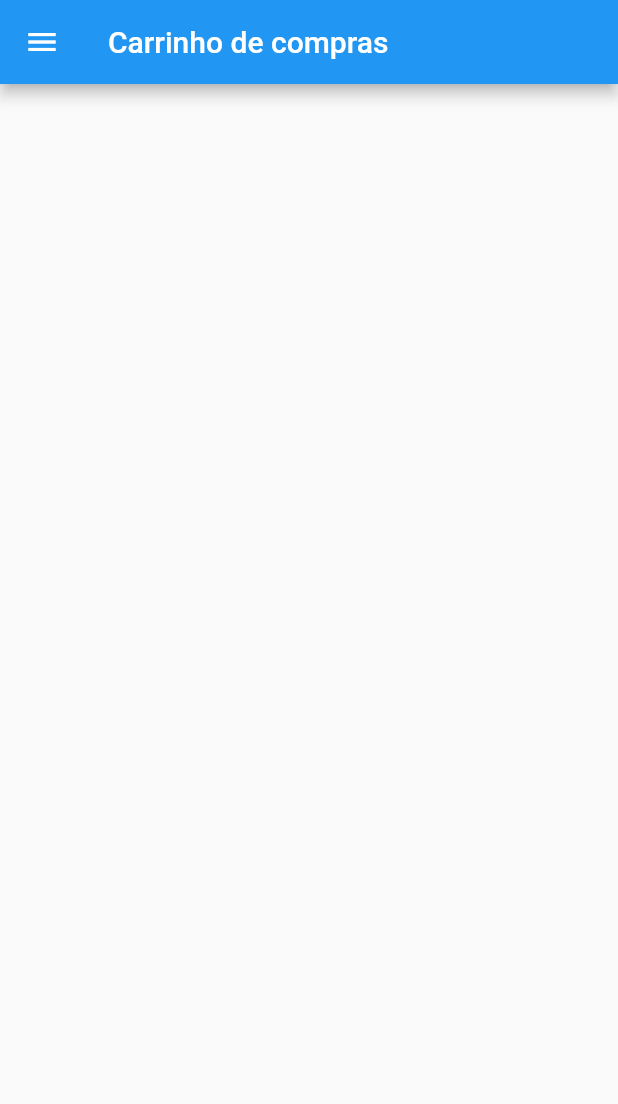
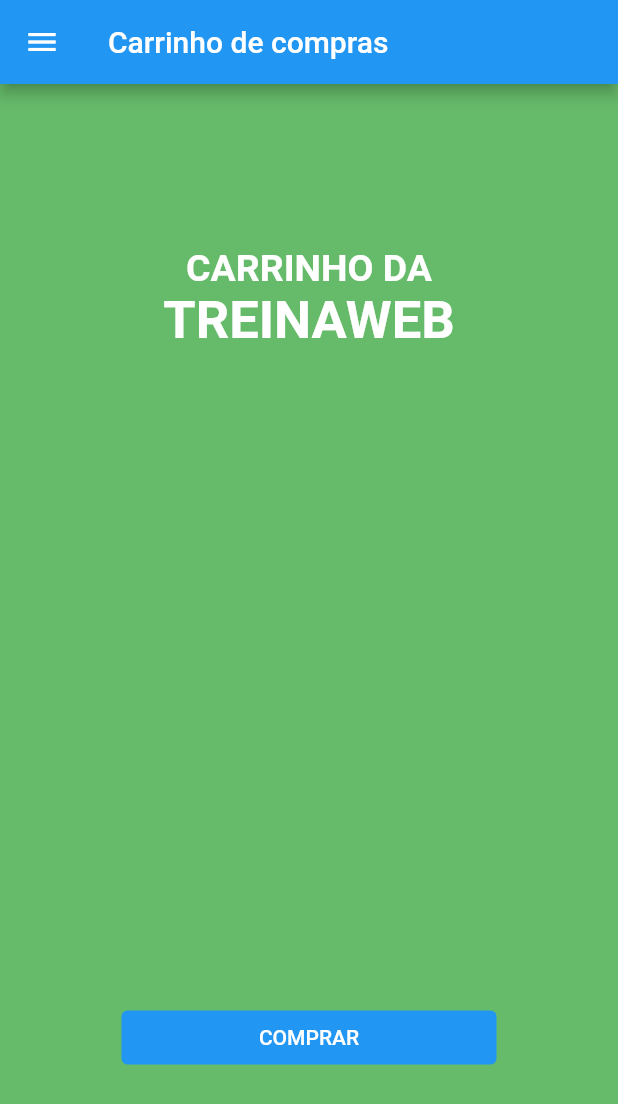
Before and after one commit to treinaweb/treinaweb-flutter-widgets-layout, a Flutter app: the screen it shows after launch, on a phone screen of 412 x 824 dp. Shown: the top 1104 px of the screen. Run offline on Flutter 3.47's test engine with Material 2 defaults, Android fonts, the phone set to English and light mode, and no system bars.

Commit message:
projeto parte 2

```diff
--- a/lib/projeto/index.dart
+++ b/lib/projeto/index.dart
@@ -18,6 +18,48 @@ class CarrinhoDeCompras extends StatelessWidget {
           children: ListMenu.get(context),
         ),
       ),
+      body: Container(
+        color: Colors.green[400],
+        child: Column(
+          mainAxisAlignment: MainAxisAlignment.spaceAround,
+          children: [
+            Column(
+              children: const [
+                Text(
+                  'CARRINHO DA',
+                  style: TextStyle(
+                    fontWeight: FontWeight.bold,
+                    fontSize: 25,
+                    color: Colors.white,
+                  ),
+                ),
+                Text(
+                  'TREINAWEB',
+                  style: TextStyle(
+                    fontWeight: FontWeight.bold,
+                    fontSize: 35,
+                    color: Colors.white,
+                  ),
+                ),
+              ],
+            ),
+            Container(),
+            SizedBox(
+              width: 250,
+              child: TextButton(
+                onPressed: () {},
+                child: const Text(
+                  'COMPRAR',
+                  style: TextStyle(color: Colors.white),
+                ),
+                style: ButtonStyle(
+                  backgroundColor: MaterialStateProperty.all(Colors.blue),
+                ),
+              ),
+            )
+          ],
+        ),
+      ),
     );
   }
 }
```
